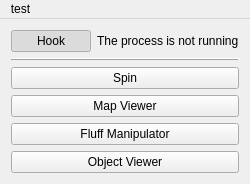
Old version of the form MainWindow.ui in the repository Goldfire711/sms-tools.
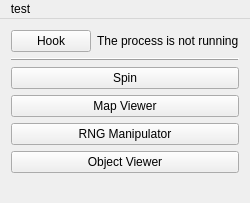
New version of the form.

Diff of the .ui file:
```diff
--- a/MainWindow.ui
+++ b/MainWindow.ui
@@ -7,7 +7,7 @@
     <x>0</x>
     <y>0</y>
     <width>235</width>
-    <height>174</height>
+    <height>203</height>
    </rect>
   </property>
   <property name="windowTitle">
@@ -41,7 +41,7 @@
          <bool>true</bool>
         </property>
         <property name="checked">
-         <bool>true</bool>
+         <bool>false</bool>
         </property>
         <property name="flat">
          <bool>false</bool>
@@ -93,7 +93,7 @@
     <item>
      <widget class="QPushButton" name="button_widget_fluff_manipulator">
       <property name="text">
-       <string>Fluff Manipulator</string>
+       <string>RNG Manipulator</string>
       </property>
      </widget>
     </item>
```
Left out of the diff: 2 changed lines with no effect on the pictures.
